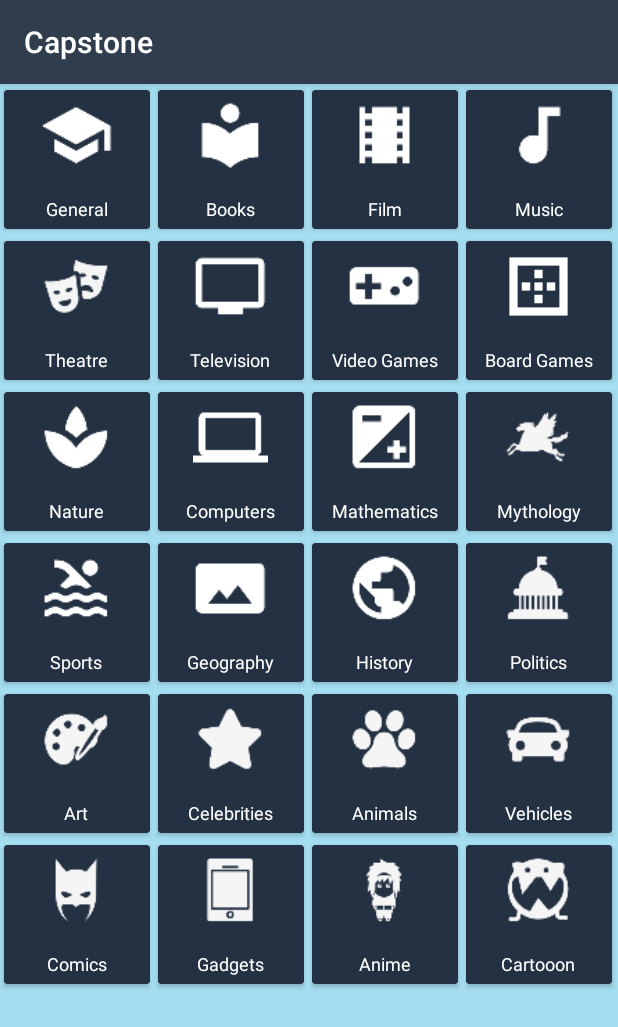
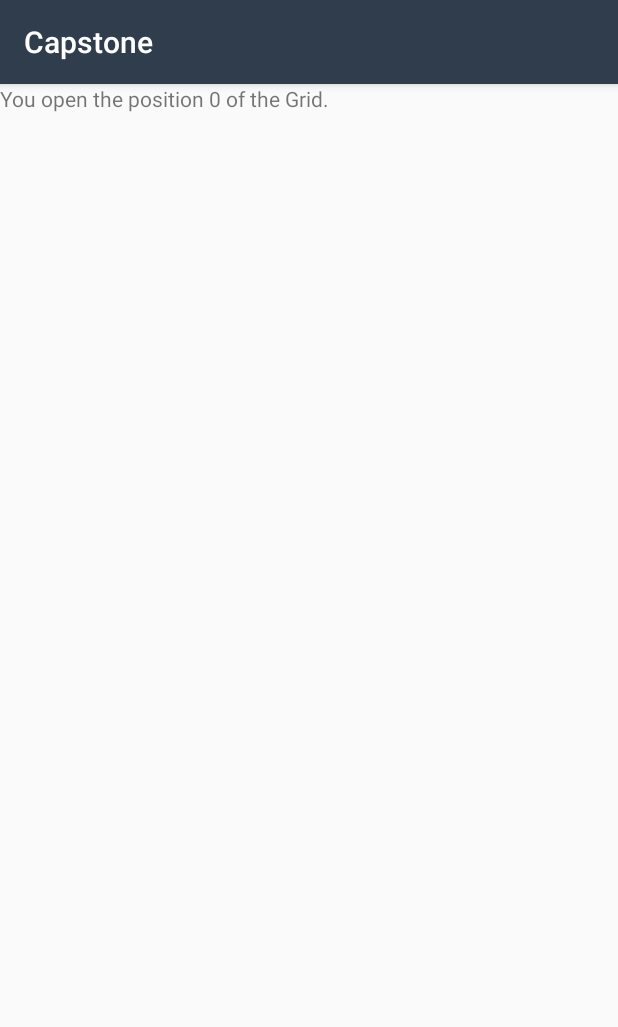
Before and after one commit to gustavoballeste/Capstone-Project, an Android app: the screen it shows after launch (MainActivity before the commit, QuizActivity after it), after a tap on "General", on a phone screen of 412 x 824 dp. Shown: the top 1027 px of the screen. Run offline under Robolectric (Android 15) with nearby library versions, the phone set to English and light mode, and no system bars.

Commit message:
feat: Open Quiz Activity (blank) on selecting category

```diff
--- a/app/src/main/AndroidManifest.xml
+++ b/app/src/main/AndroidManifest.xml
@@ -16,6 +16,7 @@
                 <category android:name="android.intent.category.LAUNCHER" />
             </intent-filter>
         </activity>
+        <activity android:name=".QuizActivity"></activity>
     </application>
 
 </manifest>
--- a/app/src/main/java/com/gustavoballeste/capstone/MainActivity.java
+++ b/app/src/main/java/com/gustavoballeste/capstone/MainActivity.java
@@ -1,5 +1,6 @@
 package com.gustavoballeste.capstone;
 
+import android.content.Intent;
 import android.os.Bundle;
 import android.support.v7.app.AppCompatActivity;
 import android.view.View;
@@ -22,8 +23,11 @@ public class MainActivity extends AppCompatActivity {
         grid.setOnItemClickListener(new AdapterView.OnItemClickListener() {
             public void onItemClick(AdapterView<?> parent, View v,
                                     int position, long id) {
-                Toast.makeText(MainActivity.this, "" + position,
-                        Toast.LENGTH_SHORT).show();
+                Intent intent = new Intent(MainActivity.this, QuizActivity.class)
+                        .putExtra("position", position);
+                startActivity(intent);
+//                Toast.makeText(MainActivity.this, "" + position,
+//                        Toast.LENGTH_SHORT).show();
             }
         });
     }
--- /dev/null
+++ b/app/src/main/java/com/gustavoballeste/capstone/QuizActivity.java
@@ -0,0 +1,19 @@
+package com.gustavoballeste.capstone;
+
+import android.support.v7.app.AppCompatActivity;
+import android.os.Bundle;
+import android.widget.TextView;
+
+public class QuizActivity extends AppCompatActivity {
+
+    @Override
+    protected void onCreate(Bundle savedInstanceState) {
+        super.onCreate(savedInstanceState);
+        setContentView(R.layout.activity_quiz);
+
+        Bundle extra = getIntent().getExtras();
+        int position = extra.getInt("position");
+        TextView textView = (TextView)findViewById(R.id.position_text_view);
+        textView.setText("You open the position "+position+" of the Grid.");
+    }
+}
--- /dev/null
+++ b/app/src/main/res/layout/activity_quiz.xml
@@ -0,0 +1,13 @@
+<?xml version="1.0" encoding="utf-8"?>
+<android.support.constraint.ConstraintLayout
+    xmlns:android="http://schemas.android.com/apk/res/android"
+    xmlns:tools="http://schemas.android.com/tools"
+    android:layout_width="match_parent"
+    android:layout_height="match_parent"
+    tools:context="com.gustavoballeste.capstone.QuizActivity">
+    <TextView
+        android:id="@+id/position_text_view"
+        android:layout_width="match_parent"
+        android:layout_height="match_parent"
+        android:text="This is the Quiz Activity!"/>
+</android.support.constraint.ConstraintLayout>
--- a/app/src/main/res/values/dimens.xml
+++ b/app/src/main/res/values/dimens.xml
@@ -3,4 +3,5 @@
     <dimen name="activity_horizontal_margin">0dp</dimen>
     <dimen name="activity_vertical_margin">0dp</dimen>
     <dimen name="cardview_padding">6dp</dimen>
+    <dimen name="fab_margin">16dp</dimen>
 </resources>
--- a/app/src/main/res/values/strings.xml
+++ b/app/src/main/res/values/strings.xml
@@ -55,5 +55,6 @@
     <string name="image_gadgets">@drawable/ic_category_gadgets</string>
     <string name="image_anime">@drawable/ic_category_anime</string>
     <string name="image_cartoon">@drawable/ic_category_cartoon</string>
+    <string name="title_activity_quiz">QuizActivity</string>
 
 </resources>
--- a/app/src/main/res/values/styles.xml
+++ b/app/src/main/res/values/styles.xml
@@ -8,6 +8,15 @@
         <item name="colorAccent">@color/colorAccent</item>
     </style>
 
+    <style name="AppTheme.NoActionBar">
+        <item name="windowActionBar">false</item>
+        <item name="windowNoTitle">true</item>
+    </style>
+
+    <style name="AppTheme.AppBarOverlay" parent="ThemeOverlay.AppCompat.Dark.ActionBar" />
+
+    <style name="AppTheme.PopupOverlay" parent="ThemeOverlay.AppCompat.Light" />
+
     <!--<style name="AppTheme.AppBarOverlay" parent="ThemeOverlay.AppCompat.Dark.ActionBar" />-->
 
 </resources>
```
Also changed, not shown: 1 other file.
